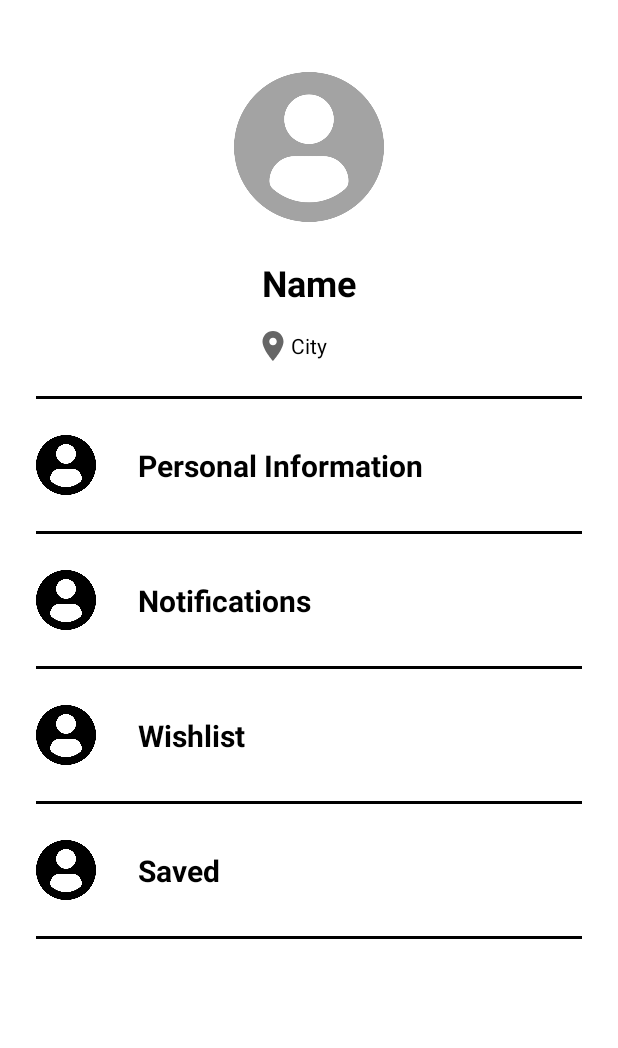
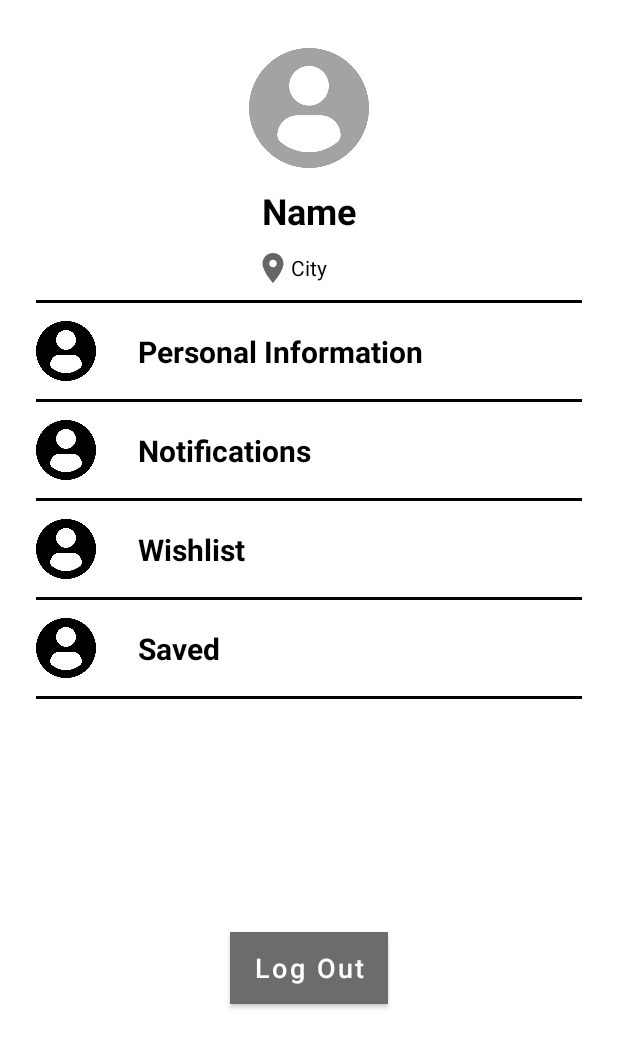
Before and after one commit to JaleesMukarram/classic-car-selling, an Android app: the InfoActivity screen opened directly, with no data from a screen before it, on a phone screen of 412 x 824 dp. Shown: the top 1048 px of the screen. Run offline under Robolectric (Android 15) with nearby library versions, the phone set to English and light mode, and no system bars; our stand-ins replace Firebase (no records; nobody signed in at launch, a user with empty details on screens opened directly), data binding.

Commit message:
Log out added

```diff
--- a/app/src/main/java/com/android/classiccarselling/ui/activity/InfoActivity.java
+++ b/app/src/main/java/com/android/classiccarselling/ui/activity/InfoActivity.java
@@ -4,6 +4,9 @@ import androidx.appcompat.app.AppCompatActivity;
 import androidx.databinding.DataBindingUtil;
 import androidx.lifecycle.ViewModelProviders;
 
+import android.app.AlertDialog;
+import android.content.DialogInterface;
+import android.graphics.Color;
 import android.os.Bundle;
 import android.view.View;
 import android.widget.Toast;
@@ -58,6 +61,25 @@ public class InfoActivity extends AppCompatActivity implements CustomHooks {
         binding.imageView7.setOnClickListener(v -> showCartCheckout());
         binding.textView10.setOnClickListener(v -> showCartCheckout());
         binding.imageView8.setOnClickListener(v -> showCartCheckout());
+
+        binding.btnLogOut.setOnClickListener(v -> {
+
+            AlertDialog.Builder alertComplete = new AlertDialog.Builder(this);
+            alertComplete.setTitle("Alert");
+            alertComplete.setMessage("Are you sure you want to log out?");
+            alertComplete.setPositiveButton("Yes", (dialogInterface, i) -> {
+
+                viewModel.logOut();
+                CommonUtils.changeActivity(this, SignInActivity.class, true);
+            });
+            AlertDialog dialog;
+            alertComplete.setNegativeButton("No", (dialogInterface, i) -> {
+            });
+            dialog = alertComplete.create();
+
+
+            dialog.show();
+        });
     }
 
     @Override
--- a/app/src/main/java/com/android/classiccarselling/viewmodel/ProfileVM.java
+++ b/app/src/main/java/com/android/classiccarselling/viewmodel/ProfileVM.java
@@ -93,4 +93,8 @@ public class ProfileVM extends ViewModel {
                 });
     }
 
+    public void logOut() {
+
+        firebaseAuth.signOut();
+    }
 }
--- a/app/src/main/res/layout/activity_info.xml
+++ b/app/src/main/res/layout/activity_info.xml
@@ -15,9 +15,9 @@
 
         <ImageView
             android:id="@+id/imageView3"
-            android:layout_width="100dp"
-            android:layout_height="100dp"
-            android:layout_marginTop="48dp"
+            android:layout_width="80dp"
+            android:layout_height="80dp"
+            android:layout_marginTop="32dp"
             android:contentDescription="@string/content_description"
             app:layout_constraintEnd_toEndOf="parent"
             app:layout_constraintStart_toStartOf="parent"
@@ -29,7 +29,7 @@
             android:id="@+id/tvName"
             android:layout_width="wrap_content"
             android:layout_height="wrap_content"
-            android:layout_marginTop="24dp"
+            android:layout_marginTop="12dp"
             android:text="Name"
             android:textColor="@color/black"
             android:textSize="24sp"
@@ -43,7 +43,9 @@
             android:id="@+id/view1"
             android:layout_width="match_parent"
             android:layout_height="2dp"
-            android:layout_margin="24dp"
+            android:layout_marginStart="24dp"
+            android:layout_marginTop="12dp"
+            android:layout_marginEnd="24dp"
             android:background="@color/black"
             app:layout_constraintEnd_toEndOf="parent"
             app:layout_constraintStart_toStartOf="parent"
@@ -53,7 +55,7 @@
             android:id="@+id/imageView5"
             android:layout_width="40dp"
             android:layout_height="40dp"
-            android:layout_marginTop="24dp"
+            android:layout_marginTop="12dp"
             android:contentDescription="@string/content_description"
             app:layout_constraintStart_toStartOf="@+id/view1"
             app:layout_constraintTop_toBottomOf="@+id/view1"
@@ -77,7 +79,9 @@
             android:id="@+id/view2"
             android:layout_width="match_parent"
             android:layout_height="2dp"
-            android:layout_margin="24dp"
+            android:layout_marginStart="24dp"
+            android:layout_marginTop="12dp"
+            android:layout_marginEnd="24dp"
             android:background="@color/black"
             app:layout_constraintEnd_toEndOf="parent"
             app:layout_constraintStart_toStartOf="parent"
@@ -88,7 +92,7 @@
             android:id="@+id/imageView6"
             android:layout_width="40dp"
             android:layout_height="40dp"
-            android:layout_marginTop="24dp"
+            android:layout_marginTop="12dp"
             android:contentDescription="@string/content_description"
             app:layout_constraintStart_toStartOf="@+id/view2"
             app:layout_constraintTop_toBottomOf="@+id/view2"
@@ -112,7 +116,9 @@
             android:id="@+id/view4"
             android:layout_width="match_parent"
             android:layout_height="2dp"
-            android:layout_margin="24dp"
+            android:layout_marginStart="24dp"
+            android:layout_marginTop="12dp"
+            android:layout_marginEnd="24dp"
             android:background="@color/black"
             app:layout_constraintEnd_toEndOf="parent"
             app:layout_constraintStart_toStartOf="parent"
@@ -123,7 +129,7 @@
             android:id="@+id/imageView7"
             android:layout_width="40dp"
             android:layout_height="40dp"
-            android:layout_marginTop="24dp"
+            android:layout_marginTop="12dp"
             android:contentDescription="@string/content_description"
             app:layout_constraintStart_toStartOf="@+id/view4"
             app:layout_constraintTop_toBottomOf="@+id/view4"
@@ -147,7 +153,9 @@
             android:id="@+id/view5"
             android:layout_width="match_parent"
             android:layout_height="2dp"
-            android:layout_margin="24dp"
+            android:layout_marginStart="24dp"
+            android:layout_marginTop="12dp"
+            android:layout_marginEnd="24dp"
             android:background="@color/black"
             app:layout_constraintEnd_toEndOf="parent"
             app:layout_constraintStart_toStartOf="parent"
@@ -158,7 +166,7 @@
             android:id="@+id/imageView8"
             android:layout_width="40dp"
             android:layout_height="40dp"
-            android:layout_marginTop="24dp"
+            android:layout_marginTop="12dp"
             android:contentDescription="@string/content_description"
             app:layout_constraintStart_toStartOf="@+id/view5"
             app:layout_constraintTop_toBottomOf="@+id/view5"
@@ -183,7 +191,9 @@
             android:id="@+id/view6"
             android:layout_width="match_parent"
             android:layout_height="2dp"
-            android:layout_margin="24dp"
+            android:layout_marginStart="24dp"
+            android:layout_marginTop="12dp"
+            android:layout_marginEnd="24dp"
             android:background="@color/black"
             app:layout_constraintEnd_toEndOf="parent"
             app:layout_constraintStart_toStartOf="parent"
@@ -204,12 +214,25 @@
             android:id="@+id/tvCity"
             android:layout_width="wrap_content"
             android:layout_height="wrap_content"
-            android:layout_marginTop="16dp"
+            android:layout_marginTop="12dp"
             android:text="@string/city"
             app:layout_constraintEnd_toEndOf="@+id/tvName"
             app:layout_constraintStart_toStartOf="@+id/tvName"
             app:layout_constraintTop_toBottomOf="@+id/tvName" />
 
+        <Button
+            android:id="@+id/btnLogOut"
+            android:layout_width="wrap_content"
+            android:layout_height="wrap_content"
+            android:background="@color/colorPrimary"
+            android:text="@string/log_out"
+            android:textAllCaps="false"
+            android:textSize="18sp"
+            app:layout_constraintBottom_toBottomOf="parent"
+            app:layout_constraintEnd_toEndOf="parent"
+            app:layout_constraintStart_toStartOf="parent"
+            app:layout_constraintTop_toBottomOf="@+id/view6" />
+
 
     </androidx.constraintlayout.widget.ConstraintLayout>
 </layout>
--- a/app/src/main/res/values/strings.xml
+++ b/app/src/main/res/values/strings.xml
@@ -24,4 +24,5 @@
     <string name="city">City</string>
     <string name="cars_in_cart">Cars in Cart</string>
     <string name="checkout_order">Checkout Order</string>
+    <string name="log_out">Log Out</string>
 </resources>
```
